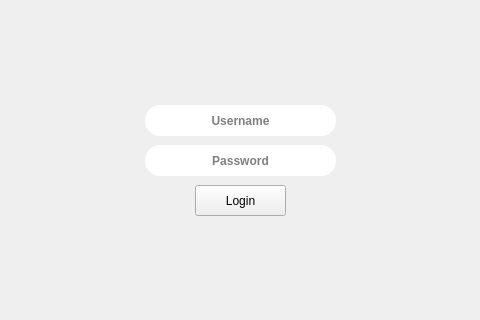
This is design1.ui in manuggetts/app_financeiro as Qt 5 draws it before an edit; both pictures show x 155 to 635 and y 205 to 525 of the 781 by 622 pixel window. The edited form follows.
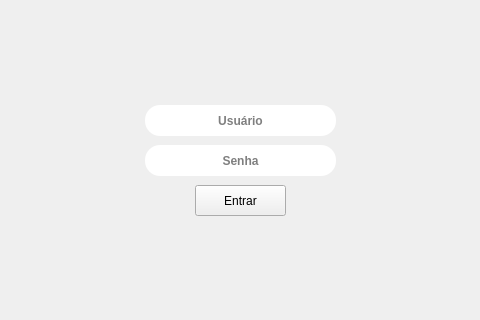
This is the edited form. Icons and pictures are not drawn. Custom widgets are drawn as their Qt base class.

The edit to the form file:
```diff
--- a/design1.ui
+++ b/design1.ui
@@ -60,7 +60,7 @@
       <set>Qt::AlignCenter</set>
      </property>
      <property name="placeholderText">
-      <string>Username</string>
+      <string>Usuário</string>
      </property>
     </widget>
     <widget class="QLineEdit" name="Password">
@@ -85,7 +85,7 @@
       <set>Qt::AlignCenter</set>
      </property>
      <property name="placeholderText">
-      <string>Password</string>
+      <string>Senha</string>
      </property>
     </widget>
     <widget class="AnimatedButton" name="Login">
@@ -104,7 +104,7 @@
       <string notr="true"/>
      </property>
      <property name="text">
-      <string>Login</string>
+      <string>Entrar</string>
      </property>
     </widget>
     <widget class="QWidget" name="widget_2" native="true">
```
Left out of the diff: 2 changed lines with no effect on the pictures.
